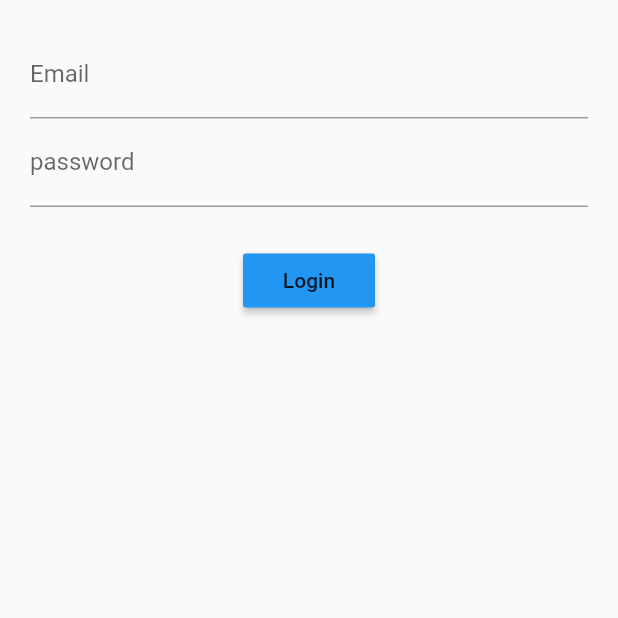
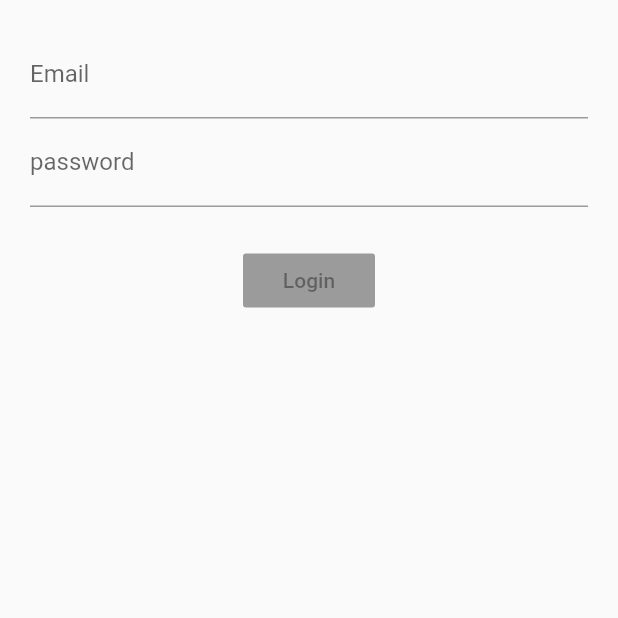
Before and after one commit to marcelotoledo/flutter-login, a Flutter app: the screen it shows after launch, on a phone screen of 412 x 824 dp, the top half of it. Run offline on Flutter 3.47's test engine with Material 2 defaults, Android fonts, the phone set to English and light mode, and no system bars; our stand-ins replace rxdart.

Commit message:
Enabling form submission with button toggle.

```diff
--- a/login-bloc/lib/src/blocs/bloc.dart
+++ b/login-bloc/lib/src/blocs/bloc.dart
@@ -1,20 +1,27 @@
 import 'dart:async';
 import 'validators.dart';
+import 'package:rxdart/rxdart.dart';
 
 class Bloc extends Object with Validators {
-  final _email = StreamController<String>();
-  final _password = StreamController<String>();
+  final _email = BehaviorSubject<String>();
+  final _password = BehaviorSubject<String>();
 
   Stream<String> get email => _email.stream.transform(validateEmail);
   Stream<String> get password => _password.stream.transform(validatePassword);
+  Stream<bool> get submitValid => Observable.combineLatest2(email, password, (e, p) => true);
 
   Function(String) get changeEmail => _email.sink.add;
   Function(String) get changePassword => _password.sink.add;
+
+  submit() {
+    final validEmail = _email.value;
+    final validPassword = _password.value;
+
+    print('Email is $validEmail and password is $validPassword');
+  }
 
   dispose() {
     _email.close();
     _password.close();
   }
 }
-
-final bloc = Bloc();
--- a/login-bloc/lib/src/screens/login_screen.dart
+++ b/login-bloc/lib/src/screens/login_screen.dart
@@ -1,22 +1,25 @@
 import 'package:flutter/material.dart';
 import '../blocs/bloc.dart';
+import '../blocs/provider.dart';
 
 class LoginScreen extends StatelessWidget {
   Widget build(context) {
+    final bloc = Provider.of(context);
+
     return Container(
       margin: EdgeInsets.all(20.0),
       child: Column(
         children: <Widget>[
-          emailField(),
-          passwordField(),
+          emailField(bloc),
+          passwordField(bloc),
           Container(margin: EdgeInsets.only(top: 25.0)),
-          submitButton(),
+          submitButton(bloc),
         ],
       ),
     );
   }
 
-  Widget emailField() {
+  Widget emailField(Bloc bloc) {
     return StreamBuilder(
       stream: bloc.email,
       builder: (context, snapshot) {
@@ -33,7 +36,7 @@ class LoginScreen extends StatelessWidget {
     );
   }
 
-  Widget passwordField() {
+  Widget passwordField(Bloc bloc) {
     return StreamBuilder(
       stream: bloc.password,
       builder: (context, snapshot) {
@@ -50,11 +53,16 @@ class LoginScreen extends StatelessWidget {
     );
   }
 
-  Widget submitButton() {
-    return RaisedButton(
-      child: Text('Login'),
-      color: Colors.blue,
-      onPressed: () {},
+  Widget submitButton(Bloc bloc) {
+    return StreamBuilder(
+      stream: bloc.submitValid,
+      builder: (context, snapshop) {
+        return RaisedButton(
+          child: Text('Login'),
+          color: Colors.blue,
+          onPressed: snapshop.hasData ? bloc.submit : null,
+        );
+      },
     );
   }
 }
--- a/login-bloc/pubspec.yaml
+++ b/login-bloc/pubspec.yaml
@@ -19,6 +19,8 @@ dependencies:
   # The following adds the Cupertino Icons font to your application.
   # Use with the CupertinoIcons class for iOS style icons.
   cupertino_icons: ^0.1.2
+
+  rxdart: ^0.21.0
 
 dev_dependencies:
   flutter_test:
```
